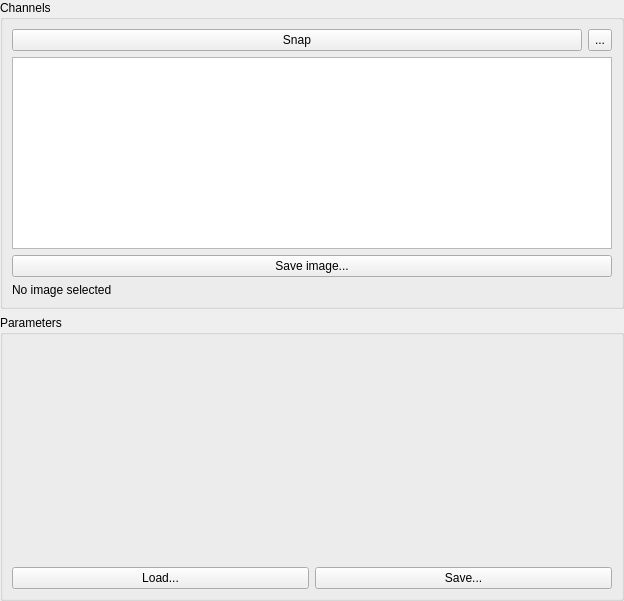
Old version of the form Include/iqtcam/CMultiBitmapSupplierGuiComp.ui in the repository naskin-gmg/AcfSln.
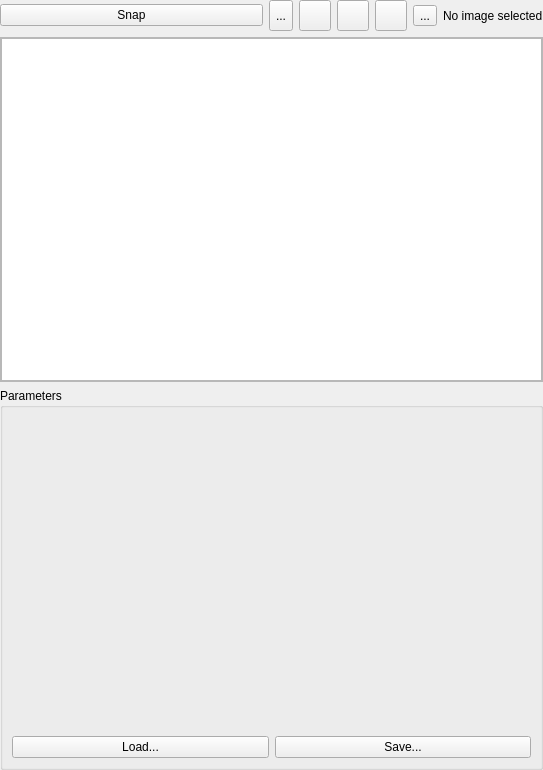
New version of the form. Icons and pictures are not drawn.

Commit message: Multi-bitmap snap supplier UI extended and re-factored.

What changed in the file:
```diff
--- a/Include/iqtcam/CMultiBitmapSupplierGuiComp.ui
+++ b/Include/iqtcam/CMultiBitmapSupplierGuiComp.ui
@@ -6,111 +6,284 @@
    <rect>
     <x>0</x>
     <y>0</y>
-    <width>624</width>
-    <height>601</height>
+    <width>543</width>
+    <height>770</height>
    </rect>
   </property>
   <property name="windowTitle">
    <string>Form</string>
   </property>
-  <layout class="QVBoxLayout" name="verticalLayout_4">
-   <property name="margin">
+  <layout class="QVBoxLayout" name="verticalLayout_3">
+   <property name="leftMargin">
+    <number>0</number>
+   </property>
+   <property name="topMargin">
+    <number>0</number>
+   </property>
+   <property name="rightMargin">
+    <number>0</number>
+   </property>
+   <property name="bottomMargin">
     <number>0</number>
    </property>
    <item>
-    <widget class="QGroupBox" name="IconsGB">
-     <property name="title">
-      <string>Channels</string>
-     </property>
-     <layout class="QGridLayout" name="gridLayout">
-      <item row="0" column="0">
-       <widget class="QPushButton" name="SnapImageButton">
+    <widget class="QFrame" name="ImageSnapFrame">
+     <layout class="QVBoxLayout" name="verticalLayout_2">
+      <property name="spacing">
+       <number>6</number>
+      </property>
+      <property name="leftMargin">
+       <number>0</number>
+      </property>
+      <property name="topMargin">
+       <number>0</number>
+      </property>
+      <property name="rightMargin">
+       <number>0</number>
+      </property>
+      <property name="bottomMargin">
+       <number>0</number>
+      </property>
+      <item>
+       <widget class="QFrame" name="ControlFrame">
         <property name="sizePolicy">
-         <sizepolicy hsizetype="Preferred" vsizetype="Fixed">
+         <sizepolicy hsizetype="Preferred" vsizetype="Maximum">
           <horstretch>0</horstretch>
           <verstretch>0</verstretch>
          </sizepolicy>
         </property>
-        <property name="text">
-         <string>Snap</string>
-        </property>
+        <layout class="QHBoxLayout" name="horizontalLayout">
+         <property name="spacing">
+          <number>6</number>
+         </property>
+         <property name="leftMargin">
+          <number>0</number>
+         </property>
+         <property name="topMargin">
+          <number>0</number>
+         </property>
+         <property name="rightMargin">
+          <number>0</number>
+         </property>
+         <property name="bottomMargin">
+          <number>0</number>
+         </property>
+         <item>
+          <widget class="QPushButton" name="SnapImageButton">
+           <property name="text">
+            <string>Snap</string>
+           </property>
+           <property name="icon">
+            <iconset resource="../../../Acf/Include/iqtgui/iqtgui.qrc">
+             <normaloff>:/Icons/Camera</normaloff>:/Icons/Camera</iconset>
+           </property>
+           <property name="iconSize">
+            <size>
+             <width>24</width>
+             <height>24</height>
+            </size>
+           </property>
+          </widget>
+         </item>
+         <item>
+          <widget class="QToolButton" name="LiveImageButton">
+           <property name="sizePolicy">
+            <sizepolicy hsizetype="Fixed" vsizetype="Preferred">
+             <horstretch>0</horstretch>
+             <verstretch>0</verstretch>
+            </sizepolicy>
+           </property>
+           <property name="toolTip">
+            <string>Do continious snap, if activated</string>
+           </property>
+           <property name="text">
+            <string>...</string>
+           </property>
+           <property name="icon">
+            <iconset resource="../../../Acf/Include/iqtgui/iqtgui.qrc">
+             <normaloff>:/Icons/AutoUpdate</normaloff>:/Icons/AutoUpdate</iconset>
+           </property>
+           <property name="iconSize">
+            <size>
+             <width>24</width>
+             <height>24</height>
+            </size>
+           </property>
+           <property name="checkable">
+            <bool>true</bool>
+           </property>
+          </widget>
+         </item>
+         <item>
+          <widget class="QToolButton" name="ContiniousSaveSelectedImageButton">
+           <property name="sizePolicy">
+            <sizepolicy hsizetype="Fixed" vsizetype="Fixed">
+             <horstretch>0</horstretch>
+             <verstretch>0</verstretch>
+            </sizepolicy>
+           </property>
+           <property name="toolTip">
+            <string>Save the currently selected image continuously</string>
+           </property>
+           <property name="text">
+            <string/>
+           </property>
+           <property name="icon">
+            <iconset resource="../../../Acf/Include/iqtgui/iqtgui.qrc">
+             <normaloff>:/Icons/ContiniousSave</normaloff>:/Icons/ContiniousSave</iconset>
+           </property>
+           <property name="iconSize">
+            <size>
+             <width>24</width>
+             <height>24</height>
+            </size>
+           </property>
+           <property name="checkable">
+            <bool>true</bool>
+           </property>
+          </widget>
+         </item>
+         <item>
+          <widget class="QToolButton" name="ExportSelectedImageButton">
+           <property name="sizePolicy">
+            <sizepolicy hsizetype="Fixed" vsizetype="Fixed">
+             <horstretch>0</horstretch>
+             <verstretch>0</verstretch>
+            </sizepolicy>
+           </property>
+           <property name="toolTip">
+            <string>Export the current selected image</string>
+           </property>
+           <property name="text">
+            <string/>
+           </property>
+           <property name="icon">
+            <iconset resource="../../../Acf/Include/iqtgui/iqtgui.qrc">
+             <normaloff>:/Icons/Save</normaloff>:/Icons/Save</iconset>
+           </property>
+           <property name="iconSize">
+            <size>
+             <width>24</width>
+             <height>24</height>
+            </size>
+           </property>
+          </widget>
+         </item>
+         <item>
+          <widget class="QToolButton" name="ContiniousSaveBitmapDocumentButton">
+           <property name="toolTip">
+            <string>Save all camera images in a document continiously</string>
+           </property>
+           <property name="text">
+            <string/>
+           </property>
+           <property name="icon">
+            <iconset resource="../../../Acf/Include/iqtgui/iqtgui.qrc">
+             <normaloff>:/Icons/ContiniousSave</normaloff>:/Icons/ContiniousSave</iconset>
+           </property>
+           <property name="iconSize">
+            <size>
+             <width>24</width>
+             <height>24</height>
+            </size>
+           </property>
+           <property name="checkable">
+            <bool>true</bool>
+           </property>
+          </widget>
+         </item>
+         <item>
+          <widget class="QToolButton" name="ExportBitmapDocumentButton">
+           <property name="toolTip">
+            <string>Export all camera images in a document</string>
+           </property>
+           <property name="text">
+            <string>...</string>
+           </property>
+           <property name="icon">
+            <iconset resource="../../../Acf/Include/iqtgui/iqtgui.qrc">
+             <normaloff>:/Icons/Save</normaloff>:/Icons/Save</iconset>
+           </property>
+           <property name="iconSize">
+            <size>
+             <width>24</width>
+             <height>24</height>
+            </size>
+           </property>
+          </widget>
+         </item>
+         <item>
+          <widget class="QLabel" name="SizeLabel">
+           <property name="sizePolicy">
+            <sizepolicy hsizetype="Maximum" vsizetype="Preferred">
+             <horstretch>0</horstretch>
+             <verstretch>0</verstretch>
+            </sizepolicy>
+           </property>
+           <property name="text">
+            <string>No image selected</string>
+           </property>
+          </widget>
+         </item>
+        </layout>
        </widget>
       </item>
-      <item row="0" column="1">
-       <widget class="QToolButton" name="LiveImageButton">
-        <property name="sizePolicy">
-         <sizepolicy hsizetype="Fixed" vsizetype="Preferred">
-          <horstretch>0</horstretch>
-          <verstretch>0</verstretch>
-         </sizepolicy>
-        </property>
-        <property name="text">
-         <string>...</string>
-        </property>
-        <property name="icon">
-         <iconset resource="../../../Acf/Include/iqtgui/iqtgui.qrc">
-          <normaloff>:/Icons/AutoUpdate</normaloff>:/Icons/AutoUpdate</iconset>
-        </property>
-        <property name="checkable">
-         <bool>true</bool>
-        </property>
-       </widget>
-      </item>
-      <item row="1" column="0" colspan="2">
-       <widget class="QListWidget" name="IconsView">
+      <item>
+       <widget class="QFrame" name="PreviewFrame">
         <property name="sizePolicy">
          <sizepolicy hsizetype="Preferred" vsizetype="Expanding">
           <horstretch>0</horstretch>
           <verstretch>0</verstretch>
          </sizepolicy>
         </property>
-        <property name="movement">
-         <enum>QListView::Static</enum>
+        <property name="frameShape">
+         <enum>QFrame::StyledPanel</enum>
         </property>
-        <property name="flow">
-         <enum>QListView::LeftToRight</enum>
+        <property name="frameShadow">
+         <enum>QFrame::Raised</enum>
         </property>
-        <property name="isWrapping" stdset="0">
-         <bool>true</bool>
-        </property>
-        <property name="resizeMode">
-         <enum>QListView::Adjust</enum>
-        </property>
-        <property name="layoutMode">
-         <enum>QListView::Batched</enum>
-        </property>
-        <property name="viewMode">
-         <enum>QListView::IconMode</enum>
-        </property>
-        <property name="uniformItemSizes">
-         <bool>true</bool>
-        </property>
-       </widget>
-      </item>
-      <item row="2" column="0" colspan="2">
-       <widget class="QPushButton" name="SaveImageButton">
-        <property name="sizePolicy">
-         <sizepolicy hsizetype="Preferred" vsizetype="Fixed">
-          <horstretch>0</horstretch>
-          <verstretch>0</verstretch>
-         </sizepolicy>
-        </property>
-        <property name="minimumSize">
-         <size>
-          <width>0</width>
-          <height>0</height>
-         </size>
-        </property>
-        <property name="text">
-         <string>Save image...</string>
-        </property>
-       </widget>
-      </item>
-      <item row="3" column="0" colspan="2">
-       <widget class="QLabel" name="SizeLabel">
-        <property name="text">
-         <string>No image selected</string>
-        </property>
+        <layout class="QVBoxLayout" name="verticalLayout_4">
+         <property name="leftMargin">
+          <number>0</number>
+         </property>
+         <property name="topMargin">
+          <number>0</number>
+         </property>
+         <property name="rightMargin">
+          <number>0</number>
+         </property>
+         <property name="bottomMargin">
+          <number>0</number>
+         </property>
+         <item>
+          <widget class="QListWidget" name="BitmapPreview">
+           <property name="sizePolicy">
+            <sizepolicy hsizetype="Preferred" vsizetype="Expanding">
+             <horstretch>0</horstretch>
+             <verstretch>0</verstretch>
+            </sizepolicy>
+           </property>
+           <property name="movement">
+            <enum>QListView::Static</enum>
+           </property>
+           <property name="flow">
+            <enum>QListView::TopToBottom</enum>
+           </property>
+           <property name="resizeMode">
+            <enum>QListView::Fixed</enum>
+           </property>
+           <property name="layoutMode">
+            <enum>QListView::Batched</enum>
+           </property>
+           <property name="viewMode">
+            <enum>QListView::IconMode</enum>
+           </property>
+           <property name="uniformItemSizes">
+            <bool>true</bool>
+           </property>
+          </widget>
+         </item>
+        </layout>
        </widget>
       </item>
      </layout>
```
Left out of the diff: 30 changed lines with no effect on the pictures. The commit also changes 3 other files.
